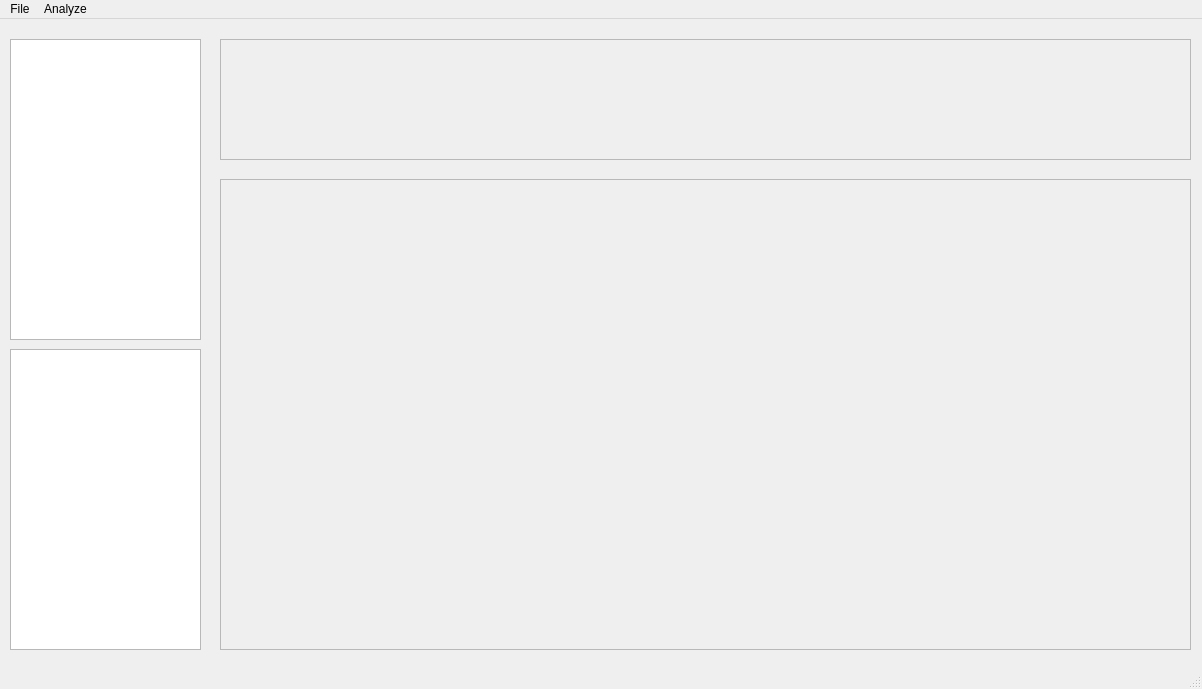
Qt form UI/mainwindow.ui (zongxin1993/streamEye) before a commit.
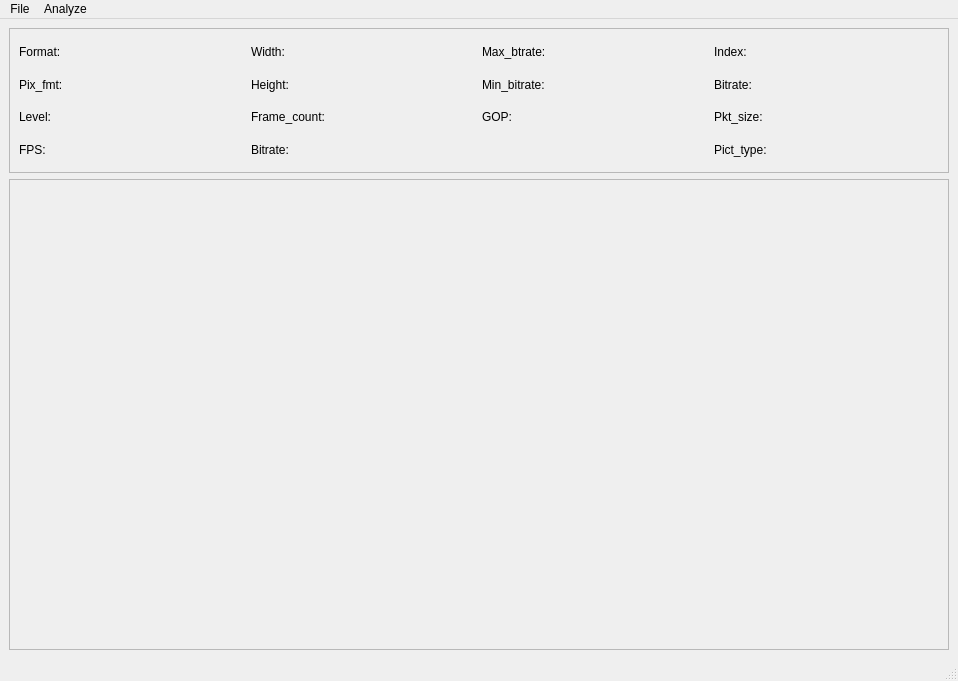
The same form after that commit.

Commit message: add linux func and bitrate analyze

Diff of the .ui file:
```diff
--- a/UI/mainwindow.ui
+++ b/UI/mainwindow.ui
@@ -6,87 +6,180 @@
    <rect>
     <x>0</x>
     <y>0</y>
-    <width>1202</width>
-    <height>689</height>
+    <width>958</width>
+    <height>681</height>
    </rect>
   </property>
   <property name="windowTitle">
    <string>MainWindow</string>
   </property>
   <widget class="QWidget" name="centralwidget">
-   <widget class="QScrollArea" name="workscroll">
-    <property name="geometry">
-     <rect>
-      <x>220</x>
-      <y>160</y>
-      <width>971</width>
-      <height>471</height>
-     </rect>
-    </property>
-    <property name="widgetResizable">
-     <bool>true</bool>
-    </property>
-    <widget class="QWidget" name="scrollAreaWidgetContents">
-     <property name="geometry">
-      <rect>
-       <x>0</x>
-       <y>0</y>
-       <width>969</width>
-       <height>469</height>
-      </rect>
-     </property>
-    </widget>
-   </widget>
-   <widget class="QScrollArea" name="framescroll">
-    <property name="geometry">
-     <rect>
-      <x>220</x>
-      <y>20</y>
-      <width>971</width>
-      <height>121</height>
-     </rect>
-    </property>
-    <property name="widgetResizable">
-     <bool>true</bool>
-    </property>
-    <widget class="QWidget" name="scrollAreaWidgetContents_2">
-     <property name="geometry">
-      <rect>
-       <x>0</x>
-       <y>0</y>
-       <width>969</width>
-       <height>119</height>
-      </rect>
-     </property>
-    </widget>
-   </widget>
-   <widget class="QTableView" name="streamInfoTable">
-    <property name="geometry">
-     <rect>
-      <x>10</x>
-      <y>20</y>
-      <width>191</width>
-      <height>301</height>
-     </rect>
-    </property>
-   </widget>
-   <widget class="QTableView" name="workInfoTable">
-    <property name="geometry">
-     <rect>
-      <x>10</x>
-      <y>330</y>
-      <width>191</width>
-      <height>301</height>
-     </rect>
-    </property>
-   </widget>
+   <layout class="QGridLayout" name="gridLayout">
+    <item row="0" column="0">
+     <layout class="QVBoxLayout" name="verticalLayout">
+      <item>
+       <widget class="QScrollArea" name="framescroll">
+        <property name="minimumSize">
+         <size>
+          <width>900</width>
+          <height>121</height>
+         </size>
+        </property>
+        <property name="widgetResizable">
+         <bool>true</bool>
+        </property>
+        <widget class="QWidget" name="scrollAreaWidgetContents_2">
+         <property name="geometry">
+          <rect>
+           <x>0</x>
+           <y>0</y>
+           <width>930</width>
+           <height>123</height>
+          </rect>
+         </property>
+         <layout class="QGridLayout" name="gridLayout_2">
+          <item row="0" column="0">
+           <widget class="QLabel" name="streamFormatLabel">
+            <property name="text">
+             <string>Format:  </string>
+            </property>
+           </widget>
+          </item>
+          <item row="0" column="1">
+           <widget class="QLabel" name="streamWidthLabel">
+            <property name="text">
+             <string>Width:  </string>
+            </property>
+           </widget>
+          </item>
+          <item row="0" column="2">
+           <widget class="QLabel" name="streamMaxBitrateLabel">
+            <property name="text">
+             <string>Max_btrate:</string>
+            </property>
+           </widget>
+          </item>
+          <item row="0" column="3">
+           <widget class="QLabel" name="frameIndexLabel">
+            <property name="text">
+             <string>Index:  </string>
+            </property>
+           </widget>
+          </item>
+          <item row="1" column="0">
+           <widget class="QLabel" name="streamPixFmtLabel">
+            <property name="text">
+             <string>Pix_fmt:  </string>
+            </property>
+           </widget>
+          </item>
+          <item row="1" column="1">
+           <widget class="QLabel" name="streamHightLabel">
+            <property name="text">
+             <string>Height:  </string>
+            </property>
+           </widget>
+          </item>
+          <item row="1" column="2">
+           <widget class="QLabel" name="streamMinBitrateLabel">
+            <property name="text">
+             <string>Min_bitrate: </string>
+            </property>
+           </widget>
+          </item>
+          <item row="1" column="3">
+           <widget class="QLabel" name="frameBitrateLabel">
+            <property name="text">
+             <string>Bitrate:</string>
+            </property>
+           </widget>
+          </item>
+          <item row="2" column="0">
+           <widget class="QLabel" name="streamLevelLabel">
+            <property name="text">
+             <string>Level:  </string>
+            </property>
+           </widget>
+          </item>
+          <item row="2" column="1">
+           <widget class="QLabel" name="streamCountLabel">
+            <property name="text">
+             <string>Frame_count:  </string>
+            </property>
+           </widget>
+          </item>
+          <item row="2" column="2">
+           <widget class="QLabel" name="streamGOPLabel">
+            <property name="text">
+             <string>GOP:</string>
+            </property>
+           </widget>
+          </item>
+          <item row="2" column="3">
+           <widget class="QLabel" name="framePktSizeLabel">
+            <property name="text">
+             <string>Pkt_size:</string>
+            </property>
+           </widget>
+          </item>
+          <item row="3" column="0">
+           <widget class="QLabel" name="streamFPSLabel">
+            <property name="text">
+             <string>FPS:  </string>
+            </property>
+           </widget>
+          </item>
+          <item row="3" column="1">
+           <widget class="QLabel" name="streamBitrateLabel">
+            <property name="text">
+             <string>Bitrate:  </string>
+            </property>
+           </widget>
+          </item>
+          <item row="3" column="3">
+           <widget class="QLabel" name="framePicttypeLabel">
+            <property name="text">
+             <string>Pict_type:</string>
+            </property>
+           </widget>
+          </item>
+         </layout>
+        </widget>
+       </widget>
+      </item>
+      <item>
+       <widget class="QScrollArea" name="workscroll">
+        <property name="minimumSize">
+         <size>
+          <width>900</width>
+          <height>471</height>
+         </size>
+        </property>
+        <property name="widgetResizable">
+         <bool>true</bool>
+        </property>
+        <widget class="QWidget" name="workscroll_widget">
+         <property name="geometry">
+          <rect>
+           <x>0</x>
+           <y>0</y>
+           <width>930</width>
+           <height>469</height>
+          </rect>
+         </property>
+        </widget>
+       </widget>
+      </item>
+     </layout>
+    </item>
+   </layout>
   </widget>
   <widget class="QMenuBar" name="menubar">
    <property name="geometry">
     <rect>
      <x>0</x>
      <y>0</y>
-     <width>1202</width>
+     <width>958</width>
      <height>22</height>
     </rect>
    </property>
```
The commit also changes 160 other files.
